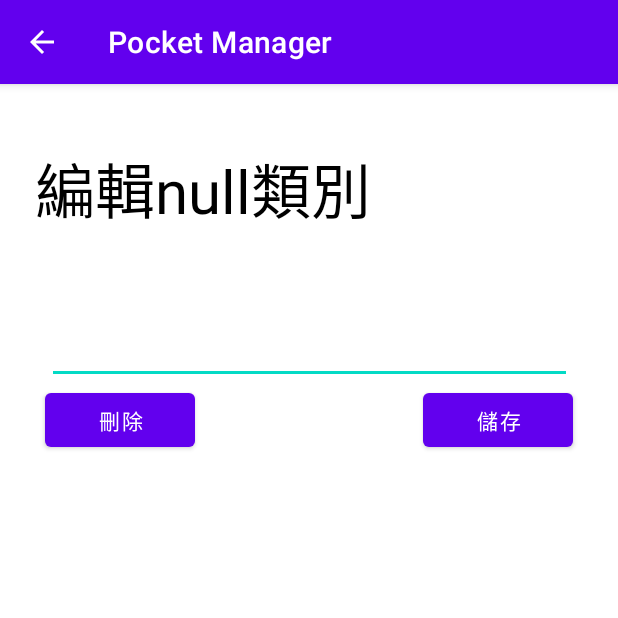
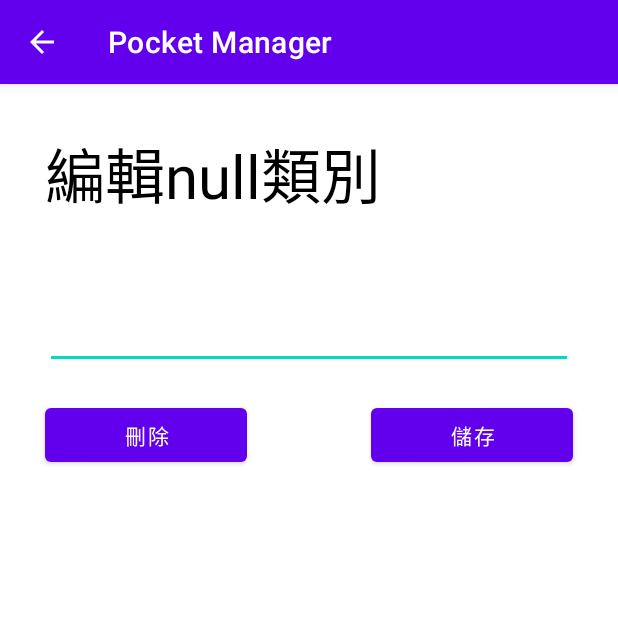
Before and after one commit to markhsumark/PocketManager, an Android app: the EditCategory screen opened directly, with no data from a screen before it, on a phone screen of 412 x 824 dp, the top half of it. Run offline under Robolectric (Android 15) with nearby library versions, the phone set to English and light mode, and no system bars; our stand-ins replace Room's generated code.

Commit message:
類別資料庫整合完成

```diff
--- a/app/src/main/java/com/mark/pocketmanager/Category/CategoryDao.java
+++ b/app/src/main/java/com/mark/pocketmanager/Category/CategoryDao.java
@@ -22,4 +22,7 @@ public interface CategoryDao {
 
     @Query("SELECT * FROM Category where Type = :type")
     LiveData<List<Category>> getCategoriesLive(String type);
+
+    @Query("SELECT Category FROM Category where Type = :type")
+    List<String> getCategoriesList(String type);
 }
--- a/app/src/main/java/com/mark/pocketmanager/Category/CategoryRepository.java
+++ b/app/src/main/java/com/mark/pocketmanager/Category/CategoryRepository.java
@@ -16,6 +16,10 @@ public class CategoryRepository {
 
     public LiveData<List<Category>> getCategoriesLive(String type) {
         return categoryDao.getCategoriesLive(type);
+    }
+
+    public List<String> getCategoriesList(String type) {
+        return categoryDao.getCategoriesList(type);
     }
 
     void insertCategories(Category... categories) {
--- a/app/src/main/java/com/mark/pocketmanager/Category/CategoryViewModel.java
+++ b/app/src/main/java/com/mark/pocketmanager/Category/CategoryViewModel.java
@@ -20,6 +20,10 @@ public class CategoryViewModel extends AndroidViewModel {
         return categoryRepository.getCategoriesLive(type);
     }
 
+    public List<String> getCategoriesList(String type) {
+        return categoryRepository.getCategoriesList(type);
+    }
+
     public void insertCategories(Category... categories) {
         categoryRepository.insertCategories(categories);
     }
--- a/app/src/main/java/com/mark/pocketmanager/Home/InAdapter.java
+++ b/app/src/main/java/com/mark/pocketmanager/Home/InAdapter.java
@@ -60,9 +60,9 @@ public class InAdapter extends RecyclerView.Adapter<InAdapter.MyViewHolder>{
             Intent intent = new Intent(context, AddOrEditActivity.class);
             intent.putExtra("mode", "edit");
             intent.putExtra("Id", data.get(position).getId());
-            intent.putExtra("Property", data.get(position).getAsset());
-            intent.putExtra("InOut", data.get(position).getType());
-            intent.putExtra("Price", Integer.toString(data.get(position).getAmount()));
+            intent.putExtra("Asset", data.get(position).getAsset());
+            intent.putExtra("Type", data.get(position).getType());
+            intent.putExtra("Amount", Integer.toString(data.get(position).getAmount()));
             intent.putExtra("Category", data.get(position).getCategory());
             intent.putExtra("SubCategory", data.get(position).getSubCategory());
             intent.putExtra("Year", data.get(position).getYear());
--- a/app/src/main/res/layout/activity_edit_category.xml
+++ b/app/src/main/res/layout/activity_edit_category.xml
@@ -10,19 +10,20 @@
         android:id="@+id/hintTextView"
         android:layout_width="wrap_content"
         android:layout_height="wrap_content"
-        android:layout_marginTop="40dp"
+        android:layout_marginStart="30dp"
+        android:layout_marginTop="30dp"
         android:text="編輯類別"
         android:textSize="40dp"
-        app:layout_constraintEnd_toEndOf="parent"
-        app:layout_constraintHorizontal_bias="0.123"
         app:layout_constraintStart_toStartOf="parent"
         app:layout_constraintTop_toTopOf="parent" />
 
     <EditText
         android:id="@+id/categoryEditText"
-        android:layout_width="350dp"
+        android:layout_width="0dp"
         android:layout_height="80dp"
+        android:layout_marginStart="30dp"
         android:layout_marginTop="20dp"
+        android:layout_marginEnd="30dp"
         android:ems="10"
         android:inputType="text"
         android:minHeight="48dp"
@@ -33,19 +34,37 @@
 
     <Button
         android:id="@+id/save"
-        android:layout_width="100dp"
+        android:layout_width="0dp"
         android:layout_height="48dp"
+        android:layout_marginTop="20dp"
         android:layout_marginEnd="30dp"
         android:text="儲存"
         app:layout_constraintEnd_toEndOf="parent"
+        app:layout_constraintStart_toStartOf="@+id/guidelineAdd"
         app:layout_constraintTop_toBottomOf="@+id/categoryEditText" />
 
     <Button
         android:id="@+id/delete"
-        android:layout_width="100dp"
+        android:layout_width="0dp"
         android:layout_height="48dp"
         android:layout_marginStart="30dp"
+        android:layout_marginTop="20dp"
         android:text="刪除"
+        app:layout_constraintEnd_toStartOf="@+id/guidelineDelete"
         app:layout_constraintStart_toStartOf="parent"
         app:layout_constraintTop_toBottomOf="@+id/categoryEditText" />
+
+    <androidx.constraintlayout.widget.Guideline
+        android:id="@+id/guidelineDelete"
+        android:layout_width="wrap_content"
+        android:layout_height="wrap_content"
+        android:orientation="vertical"
+        app:layout_constraintGuide_percent="0.4" />
+
+    <androidx.constraintlayout.widget.Guideline
+        android:id="@+id/guidelineAdd"
+        android:layout_width="wrap_content"
+        android:layout_height="wrap_content"
+        android:orientation="vertical"
+        app:layout_constraintGuide_percent="0.6" />
 </androidx.constraintlayout.widget.ConstraintLayout>
```
Also changed, not shown: app/src/main/java/com/mark/pocketmanager/Home/AddOrEditActivity.java (+25 -13 lines), app/src/main/res/layout/activity_add_category.xml (+9 -16 lines).
